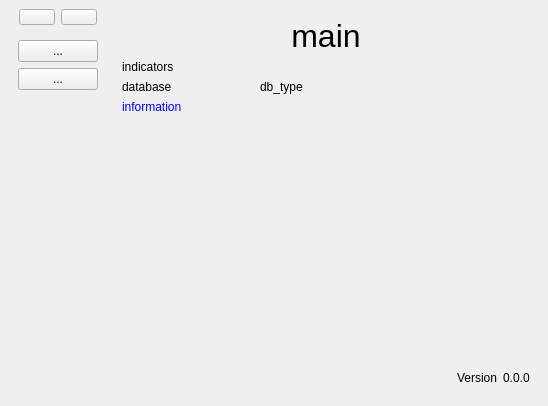
This is docs_maker_gui/ui/docs-maker-main-window.ui in codicuz/docs-maker as Qt 5 draws it before an edit. The edited form follows.
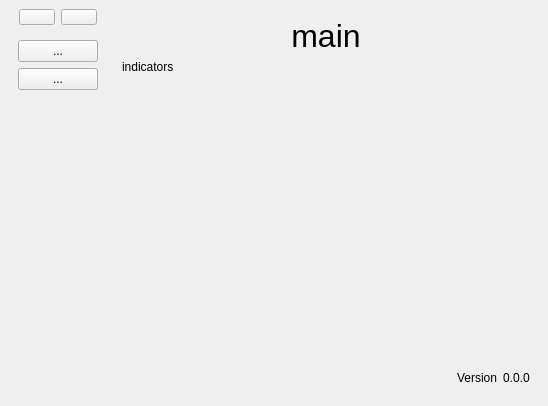
This is the edited form. Icons and pictures are not drawn.

```diff
--- a/docs_maker_gui/ui/docs-maker-main-window.ui
+++ b/docs_maker_gui/ui/docs-maker-main-window.ui
@@ -174,43 +174,15 @@
            </widget>
           </item>
           <item>
-           <layout class="QHBoxLayout" name="horizontalLayout_5">
-            <item>
-             <widget class="QLabel" name="mainDbTitle_lbl">
-              <property name="text">
-               <string>database</string>
-              </property>
-             </widget>
-            </item>
-            <item>
-             <widget class="QLabel" name="mainDbType_lbl">
-              <property name="text">
-               <string>db_type</string>
-              </property>
-             </widget>
-            </item>
-            <item>
-             <widget class="QLabel" name="mainDbStatus_lbl">
-              <property name="pixmap">
-               <pixmap resource="../resources/resources.qrc">:/icons/icons/light-64-gray.svg</pixmap>
-              </property>
-             </widget>
-            </item>
+           <layout class="QHBoxLayout" name="dbIndicator_layout">
+            <property name="topMargin">
+             <number>0</number>
+            </property>
+            <property name="bottomMargin">
+             <number>0</number>
+            </property>
            </layout>
           </item>
-          <item>
-           <widget class="QLabel" name="mainInformation_lbl">
-            <property name="enabled">
-             <bool>true</bool>
-            </property>
-            <property name="styleSheet">
-             <string notr="true">color: blue;</string>
-            </property>
-            <property name="text">
-             <string>information</string>
-            </property>
-           </widget>
-          </item>
           <item>
            <spacer name="verticalSpacer_2">
             <property name="orientation">
```
Left out of the diff: 2 changed lines with no effect on the pictures.
